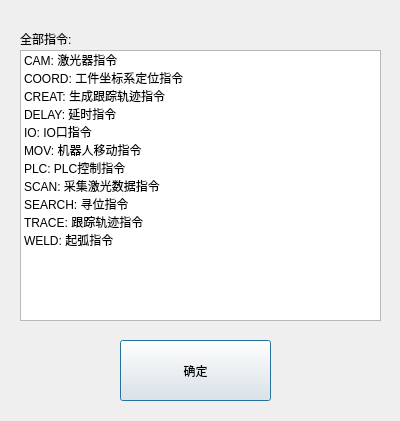
The window that othercmddlg.ui (qubo188612/qtwelding) describes before a commit, drawn with Qt 5.
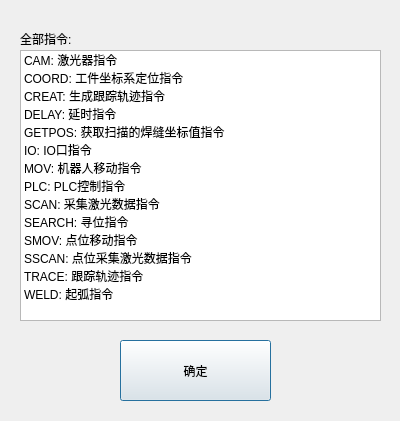
The same window after the commit.

What changed in the file:
```diff
--- a/othercmddlg.ui
+++ b/othercmddlg.ui
@@ -71,6 +71,11 @@
      <string>DELAY: 延时指令</string>
     </property>
    </item>
+   <item>
+    <property name="text">
+     <string>GETPOS: 获取扫描的焊缝坐标值指令</string>
+    </property>
+   </item>
    <item>
     <property name="text">
      <string>IO: IO口指令</string>
@@ -96,6 +101,16 @@
      <string>SEARCH: 寻位指令</string>
     </property>
    </item>
+   <item>
+    <property name="text">
+     <string>SMOV: 点位移动指令</string>
+    </property>
+   </item>
+   <item>
+    <property name="text">
+     <string>SSCAN: 点位采集激光数据指令</string>
+    </property>
+   </item>
    <item>
     <property name="text">
      <string>TRACE: 跟踪轨迹指令</string>
```
